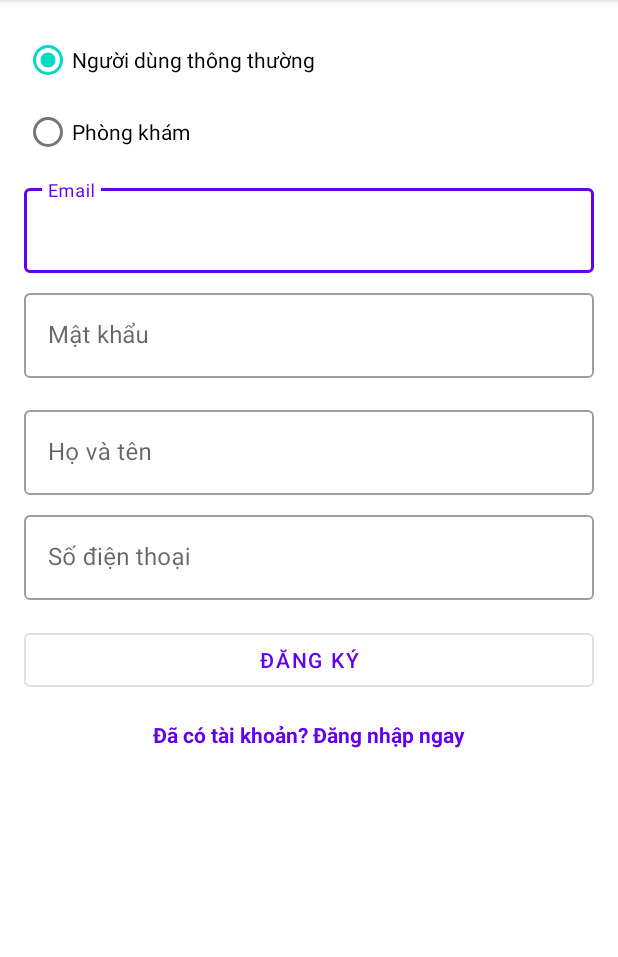
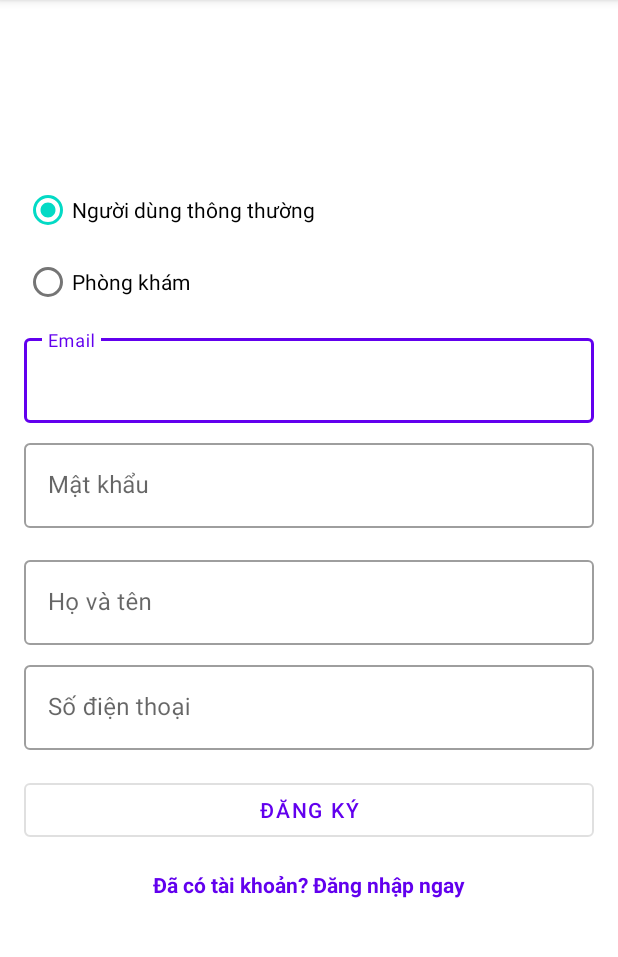
Before and after one commit to CuongLyn/AndroidNC, an Android app: the RegisterActivity screen opened directly, with no data from a screen before it, on a phone screen of 412 x 824 dp, the part 84-1041 px from its top. Run offline under Robolectric (Android 15) with nearby library versions, the phone set to English and light mode, and no system bars; our stand-ins replace Firebase (no records; nobody signed in at launch, a user with empty details on screens opened directly).

Commit message:
fix login

```diff
--- a/app/src/main/res/layout/activity_register.xml
+++ b/app/src/main/res/layout/activity_register.xml
@@ -4,6 +4,7 @@
     xmlns:tools="http://schemas.android.com/tools"
     android:layout_width="match_parent"
     android:layout_height="match_parent"
+    android:layout_marginTop="100dp"
     android:orientation="vertical"
     android:padding="16dp"
     tools:context=".auth.RegisterActivity">
@@ -29,14 +30,14 @@
                     android:id="@+id/radioUser"
                     android:layout_width="wrap_content"
                     android:layout_height="wrap_content"
-                    android:text="Người dùng thông thường"
-                    android:checked="true"/>
+                    android:checked="true"
+                    android:text="Người dùng thông thường" />
 
                 <RadioButton
                     android:id="@+id/radioClinic"
                     android:layout_width="wrap_content"
                     android:layout_height="wrap_content"
-                    android:text="Phòng khám"/>
+                    android:text="Phòng khám" />
             </RadioGroup>
 
             <!-- Common Fields -->
@@ -51,7 +52,7 @@
                     android:layout_width="match_parent"
                     android:layout_height="wrap_content"
                     android:hint="Email"
-                    android:inputType="textEmailAddress"/>
+                    android:inputType="textEmailAddress" />
             </com.google.android.material.textfield.TextInputLayout>
 
             <com.google.android.material.textfield.TextInputLayout
@@ -65,7 +66,7 @@
                     android:layout_width="match_parent"
                     android:layout_height="wrap_content"
                     android:hint="Mật khẩu"
-                    android:inputType="textPassword"/>
+                    android:inputType="textPassword" />
             </com.google.android.material.textfield.TextInputLayout>
 
             <!-- User Specific Fields -->
@@ -86,7 +87,7 @@
                         android:id="@+id/etUserName"
                         android:layout_width="match_parent"
                         android:layout_height="wrap_content"
-                        android:hint="Họ và tên"/>
+                        android:hint="Họ và tên" />
                 </com.google.android.material.textfield.TextInputLayout>
 
                 <com.google.android.material.textfield.TextInputLayout
@@ -100,7 +101,7 @@
                         android:layout_width="match_parent"
                         android:layout_height="wrap_content"
                         android:hint="Số điện thoại"
-                        android:inputType="phone"/>
+                        android:inputType="phone" />
                 </com.google.android.material.textfield.TextInputLayout>
             </LinearLayout>
 
@@ -122,7 +123,7 @@
                         android:id="@+id/etClinicName"
                         android:layout_width="match_parent"
                         android:layout_height="wrap_content"
-                        android:hint="Tên phòng khám"/>
+                        android:hint="Tên phòng khám" />
                 </com.google.android.material.textfield.TextInputLayout>
 
                 <com.google.android.material.textfield.TextInputLayout
@@ -135,7 +136,7 @@
                         android:id="@+id/etClinicAddress"
                         android:layout_width="match_parent"
                         android:layout_height="wrap_content"
-                        android:hint="Địa chỉ"/>
+                        android:hint="Địa chỉ" />
                 </com.google.android.material.textfield.TextInputLayout>
 
                 <com.google.android.material.textfield.TextInputLayout
@@ -149,43 +150,43 @@
                         android:layout_width="match_parent"
                         android:layout_height="wrap_content"
                         android:hint="Số điện thoại"
-                        android:inputType="phone"/>
+                        android:inputType="phone" />
                 </com.google.android.material.textfield.TextInputLayout>
 
                 <LinearLayout
                     android:layout_width="match_parent"
                     android:layout_height="wrap_content"
-                    android:orientation="horizontal"
-                    android:layout_marginBottom="8dp">
+                    android:layout_marginBottom="8dp"
+                    android:orientation="horizontal">
 
                     <com.google.android.material.textfield.TextInputLayout
                         style="@style/Widget.MaterialComponents.TextInputLayout.OutlinedBox"
                         android:layout_width="0dp"
                         android:layout_height="wrap_content"
-                        android:layout_weight="1"
-                        android:layout_marginEnd="4dp">
+                        android:layout_marginEnd="4dp"
+                        android:layout_weight="1">
 
                         <com.google.android.material.textfield.TextInputEditText
                             android:id="@+id/etClinicLat"
                             android:layout_width="match_parent"
                             android:layout_height="wrap_content"
                             android:hint="Vĩ độ"
-                            android:inputType="numberDecimal"/>
+                            android:inputType="numberDecimal" />
                     </com.google.android.material.textfield.TextInputLayout>
 
                     <com.google.android.material.textfield.TextInputLayout
                         style="@style/Widget.MaterialComponents.TextInputLayout.OutlinedBox"
                         android:layout_width="0dp"
                         android:layout_height="wrap_content"
-                        android:layout_weight="1"
-                        android:layout_marginStart="4dp">
+                        android:layout_marginStart="4dp"
+                        android:layout_weight="1">
 
                         <com.google.android.material.textfield.TextInputEditText
                             android:id="@+id/etClinicLng"
                             android:layout_width="match_parent"
                             android:layout_height="wrap_content"
                             android:hint="Kinh độ"
-                            android:inputType="numberDecimal"/>
+                            android:inputType="numberDecimal" />
                     </com.google.android.material.textfield.TextInputLayout>
                 </LinearLayout>
 
@@ -199,7 +200,7 @@
                         android:id="@+id/etClinicServices"
                         android:layout_width="match_parent"
                         android:layout_height="wrap_content"
-                        android:hint="Dịch vụ (cách nhau bằng dấu phẩy)"/>
+                        android:hint="Dịch vụ (cách nhau bằng dấu phẩy)" />
                 </com.google.android.material.textfield.TextInputLayout>
 
                 <com.google.android.material.textfield.TextInputLayout
@@ -212,30 +213,30 @@
                         android:id="@+id/etWorkingHours"
                         android:layout_width="match_parent"
                         android:layout_height="wrap_content"
-                        android:hint="Giờ làm việc"/>
+                        android:hint="Giờ làm việc" />
                 </com.google.android.material.textfield.TextInputLayout>
             </LinearLayout>
 
             <!-- Register Button -->
             <Button
                 android:id="@+id/btnRegister"
+                style="@style/Widget.MaterialComponents.Button.OutlinedButton"
                 android:layout_width="match_parent"
                 android:layout_height="wrap_content"
-                android:text="Đăng ký"
-                style="@style/Widget.MaterialComponents.Button.OutlinedButton"
-                android:layout_marginBottom="16dp"/>
+                android:layout_marginBottom="16dp"
+                android:text="Đăng ký" />
 
             <!-- Login Redirect -->
             <TextView
                 android:id="@+id/txtLoginRedirect"
                 android:layout_width="wrap_content"
                 android:layout_height="wrap_content"
+                android:layout_gravity="center_horizontal"
+                android:clickable="true"
+                android:focusable="true"
                 android:text="Đã có tài khoản? Đăng nhập ngay"
                 android:textColor="?attr/colorPrimary"
-                android:textStyle="bold"
-                android:clickable="true"
-                android:focusable="true"
-                android:layout_gravity="center_horizontal"/>
+                android:textStyle="bold" />
 
         </LinearLayout>
     </ScrollView>
```
Also changed, not shown: app/src/main/java/com/example/mypets/ui/home/HomeFragment.java (+17 -4 lines).
